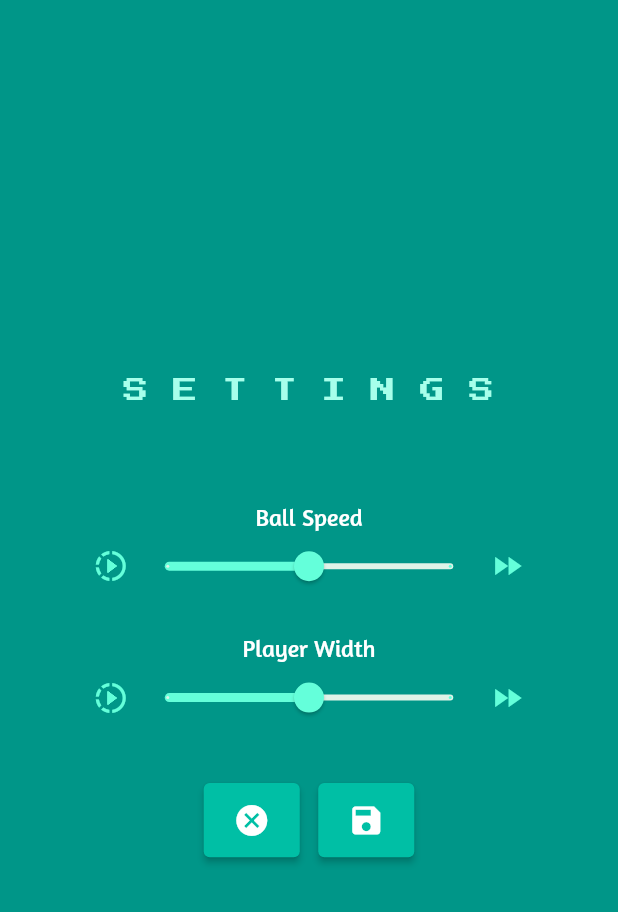
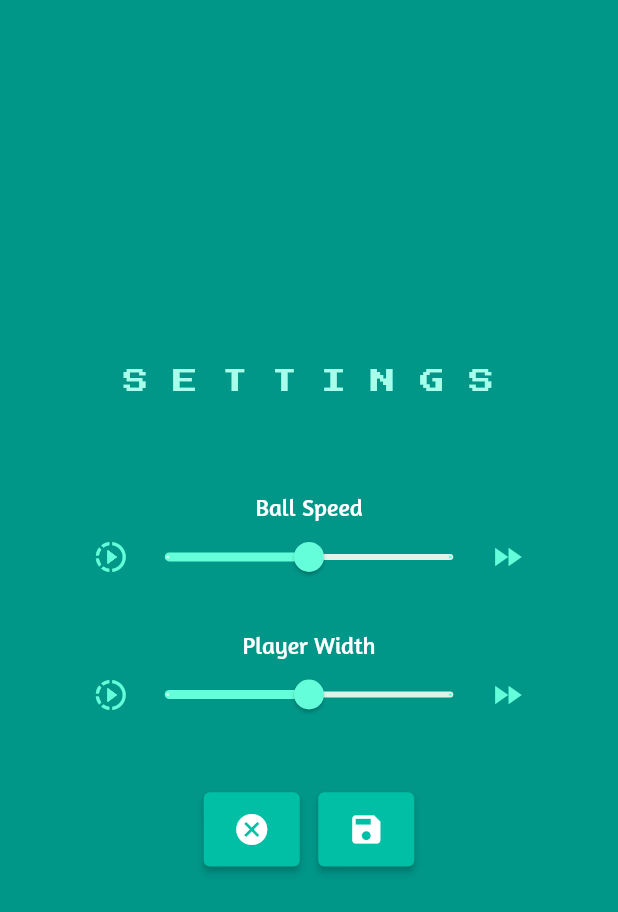
Before and after one commit to adityaSharmaWritesCode/brick-breaker-flutter, a Flutter app: the screen it shows after launch, after a tap on the "settings" icon, on a phone screen of 412 x 824 dp. Shown: the top 912 px of the screen. Run offline on Flutter 3.47's test engine with Material 2 defaults, Android fonts, the phone set to English and light mode, and no system bars; our stand-ins replace shared_preferences.

Commit message:
Web UI updated

```diff
--- a/lib/bricks.dart
+++ b/lib/bricks.dart
@@ -7,7 +7,7 @@ class MyBrick extends StatelessWidget {
   final double brickWidth;
   final bool brickBroken;
 
-  MyBrick({
+  const MyBrick({
     required this.brickX,
     required this.brickY,
     required this.brickHeight,
--- a/lib/homepage.dart
+++ b/lib/homepage.dart
@@ -26,10 +26,10 @@ class _HomeScreenState extends State<HomeScreen> {
                 kIsWeb
                     ? 'B R I C K - B R E A K E R'
                     : 'B R I C K \n\nB R E A K E R',
-                style: Theme.of(context)
-                    .textTheme
-                    .displayLarge!
-                    .copyWith(fontSize: mediaQueryObject.size.height * 0.025),
+                style: Theme.of(context).textTheme.displayLarge!.copyWith(
+                    fontSize: kIsWeb
+                        ? mediaQueryObject.size.width * 0.035
+                        : mediaQueryObject.size.height * 0.025),
                 textAlign: TextAlign.center,
               ),
               SizedBox(
@@ -43,14 +43,16 @@ class _HomeScreenState extends State<HomeScreen> {
                         primary: Theme.of(context).primaryColor,
                         padding: EdgeInsets.symmetric(
                           horizontal: mediaQueryObject.size.width * 0.02,
-                          vertical: mediaQueryObject.size.height * 0.015,
+                          vertical: kIsWeb
+                              ? mediaQueryObject.size.height * 0.02
+                              : mediaQueryObject.size.height * 0.015,
                         )),
                     onPressed: () {
                       Navigator.of(context).pushNamed(GameScreen.route);
                     },
                     child: Icon(
                       Icons.play_arrow_rounded,
-                      size: kIsWeb ? 17 : mediaQueryObject.size.height * 0.03,
+                      size: kIsWeb ? 20 : mediaQueryObject.size.height * 0.03,
                     ),
                   ),
                   SizedBox(
@@ -61,14 +63,16 @@ class _HomeScreenState extends State<HomeScreen> {
                         primary: Theme.of(context).primaryColor,
                         padding: EdgeInsets.symmetric(
                           horizontal: mediaQueryObject.size.width * 0.02,
-                          vertical: mediaQueryObject.size.height * 0.015,
+                          vertical: kIsWeb
+                              ? mediaQueryObject.size.height * 0.02
+                              : mediaQueryObject.size.height * 0.015,
                         )),
                     onPressed: () {
                       Navigator.of(context).pushNamed(SettingScreen.route);
                     },
                     child: Icon(
                       Icons.settings_rounded,
-                      size: kIsWeb ? 17 : mediaQueryObject.size.height * 0.03,
+                      size: kIsWeb ? 20 : mediaQueryObject.size.height * 0.03,
                     ),
                   ),
                 ],
--- a/lib/main.dart
+++ b/lib/main.dart
@@ -17,7 +17,6 @@ class MyApp extends StatelessWidget {
       initialRoute: HomeScreen.route,
       theme: ThemeData.light().copyWith(
         scaffoldBackgroundColor: Colors.tealAccent.shade700,
-        //primaryColor: const Color(0xFF58CDBD),
         primaryColor: Colors.tealAccent.shade700,
         cardColor: const Color(0xFFDFF3E8),
         textTheme: TextTheme(
--- a/lib/settings.dart
+++ b/lib/settings.dart
@@ -54,7 +54,9 @@ class _SettingScreenState extends State<SettingScreen> {
                 Text(
                   'S E T T I N G S',
                   style: Theme.of(context).textTheme.displayLarge!.copyWith(
-                        fontSize: mediaQueryObject.size.height * 0.02,
+                        fontSize: kIsWeb
+                            ? mediaQueryObject.size.width * 0.03
+                            : mediaQueryObject.size.height * 0.02,
                       ),
                 ),
                 SizedBox(
@@ -102,7 +104,7 @@ class _SettingScreenState extends State<SettingScreen> {
                     ),
                   ],
                 ),
-                SizedBox(height: mediaQueryObject.size.height * 0.025),
+                SizedBox(height: mediaQueryObject.size.height * 0.03),
                 Text(
                   'Player Width',
                   style: Theme.of(context).textTheme.displayMedium!.copyWith(
@@ -145,7 +147,7 @@ class _SettingScreenState extends State<SettingScreen> {
                     ),
                   ],
                 ),
-                SizedBox(height: mediaQueryObject.size.height * 0.04),
+                SizedBox(height: mediaQueryObject.size.height * 0.05),
                 Row(
                   mainAxisAlignment: MainAxisAlignment.center,
                   children: [
@@ -154,14 +156,16 @@ class _SettingScreenState extends State<SettingScreen> {
                           primary: Theme.of(context).primaryColor,
                           padding: EdgeInsets.symmetric(
                             horizontal: mediaQueryObject.size.width * 0.02,
-                            vertical: mediaQueryObject.size.height * 0.015,
+                            vertical: kIsWeb
+                                ? mediaQueryObject.size.height * 0.02
+                                : mediaQueryObject.size.height * 0.015,
                           )),
                       onPressed: () {
                         Navigator.of(context).pop();
                       },
                       child: Icon(
                         Icons.cancel_sharp,
-                        size: kIsWeb ? 17 : mediaQueryObject.size.height * 0.03,
+                        size: kIsWeb ? 20 : mediaQueryObject.size.height * 0.03,
                       ),
                     ),
                     SizedBox(
@@ -169,18 +173,21 @@ class _SettingScreenState extends State<SettingScreen> {
                     ),
                     ElevatedButton(
                       style: ElevatedButton.styleFrom(
-                          primary: Theme.of(context).primaryColor,
-                          padding: EdgeInsets.symmetric(
-                            horizontal: mediaQueryObject.size.width * 0.02,
-                            vertical: mediaQueryObject.size.height * 0.015,
-                          )),
+                        primary: Theme.of(context).primaryColor,
+                        padding: EdgeInsets.symmetric(
+                          horizontal: mediaQueryObject.size.width * 0.02,
+                          vertical: kIsWeb
+                              ? mediaQueryObject.size.height * 0.02
+                              : mediaQueryObject.size.height * 0.015,
+                        ),
+                      ),
                       onPressed: () {
                         saveSpeeds();
                         Navigator.of(context).pop();
                       },
                       child: Icon(
                         Icons.save,
-                        size: kIsWeb ? 17 : mediaQueryObject.size.height * 0.03,
+                        size: kIsWeb ? 20 : mediaQueryObject.size.height * 0.03,
                       ),
                     ),
                   ],
```
Also changed, not shown: lib/gamepage.dart (+12 -7 lines).
